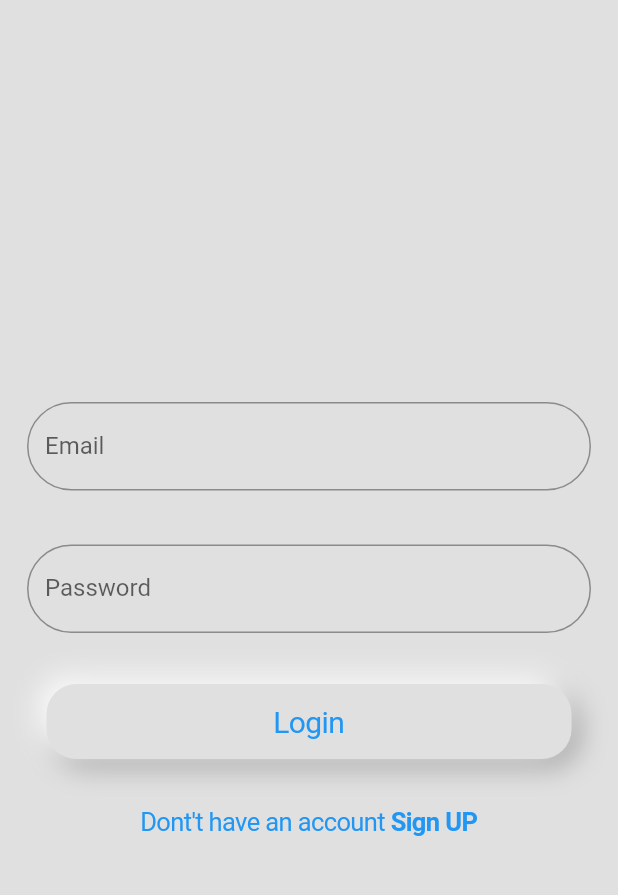
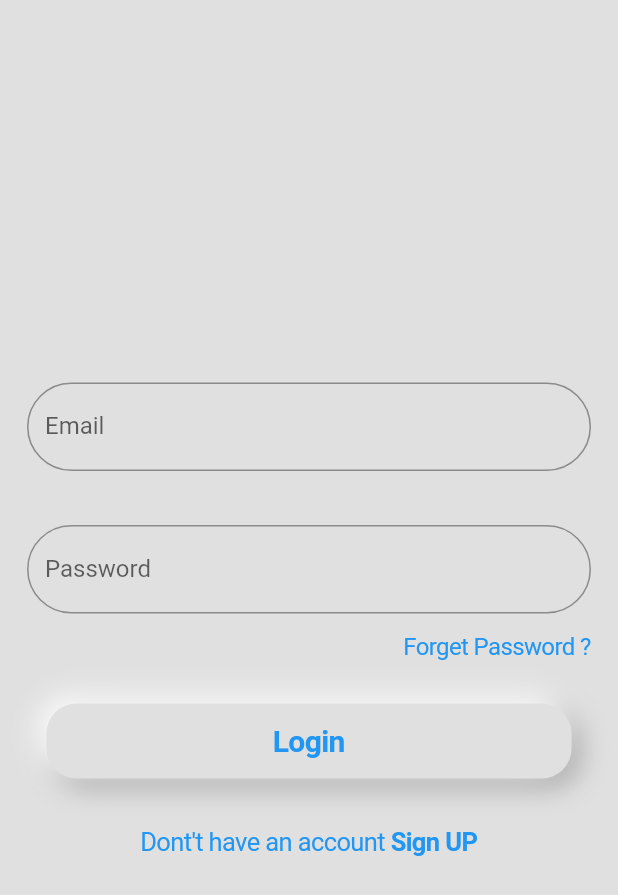
Before and after one commit to navneetprajapati26/solution-, a Flutter app: the screen it shows after launch, on a phone screen of 412 x 824 dp. Shown: the top 895 px of the screen. Run offline on Flutter 3.47's test engine with Material 2 defaults, Android fonts, the phone set to English and light mode, and no system bars.

Commit message:
login and signup done

```diff
--- a/lib/screens/auth/login/login.dart
+++ b/lib/screens/auth/login/login.dart
@@ -1,5 +1,6 @@
 import 'package:flutter/cupertino.dart';
 import 'package:flutter/material.dart';
+import 'package:solution/screens/auth/sign_up/sign_up.dart';
 
 import '../../../utils/neomorphism/neomorphism_box.dart';
 
@@ -31,7 +32,7 @@ class _LoginScreenState extends State<LoginScreen> {
             ),
             //todo: password filed
             Padding(
-              padding: const EdgeInsets.all(18.0),
+              padding: const EdgeInsets.only(left: 18,top: 18,right: 18),
               child: TextField(
                 decoration: InputDecoration(
                     border: OutlineInputBorder(
@@ -39,9 +40,33 @@ class _LoginScreenState extends State<LoginScreen> {
                     labelText: "Password"),
               ),
             ),
+
+            Padding(
+              padding: const EdgeInsets.only(left: 18,right: 18),
+              child: Row(
+                mainAxisAlignment: MainAxisAlignment.end,
+                children: [
+                  CupertinoButton(
+                    padding: EdgeInsets.zero,
+                    child: Text(
+                      "Forget Password ?",
+                      style: TextStyle(
+                        fontSize: 16
+                          //fontWeight: FontWeight.bold
+                      ),
+                    ),
+                    onPressed: (){
+                      //todo: Forget Password
+                    },
+                  )
+                ],
+              ),
+            ),
+
             CupertinoButton(
               onPressed: () {
                 //todo: login btn
+                // Navigator.push(context, MaterialPageRoute(builder: (context) => const Sign_upScreen()),);
               },
               child: NeuBox(
                 height: 50,
@@ -51,7 +76,7 @@ class _LoginScreenState extends State<LoginScreen> {
                     padding: const EdgeInsets.all(5.0),
                     child: Text(
                       "Login",
-                      style: TextStyle(fontSize: 20),
+                      style: TextStyle(fontSize: 20,fontWeight: FontWeight.bold),
                     ),
                   ),
                 ),
@@ -71,6 +96,7 @@ class _LoginScreenState extends State<LoginScreen> {
                 ),
                 onPressed: () {
                   //todo: Sign UP btn
+                  Navigator.push(context, MaterialPageRoute(builder: (context) => const Sign_upScreen()),);
                 })
             //SizedBox(height: 100,)
           ],
```
Also changed, not shown: lib/screens/auth/sign_up/sign_up.dart (added, +104 -0 lines).
